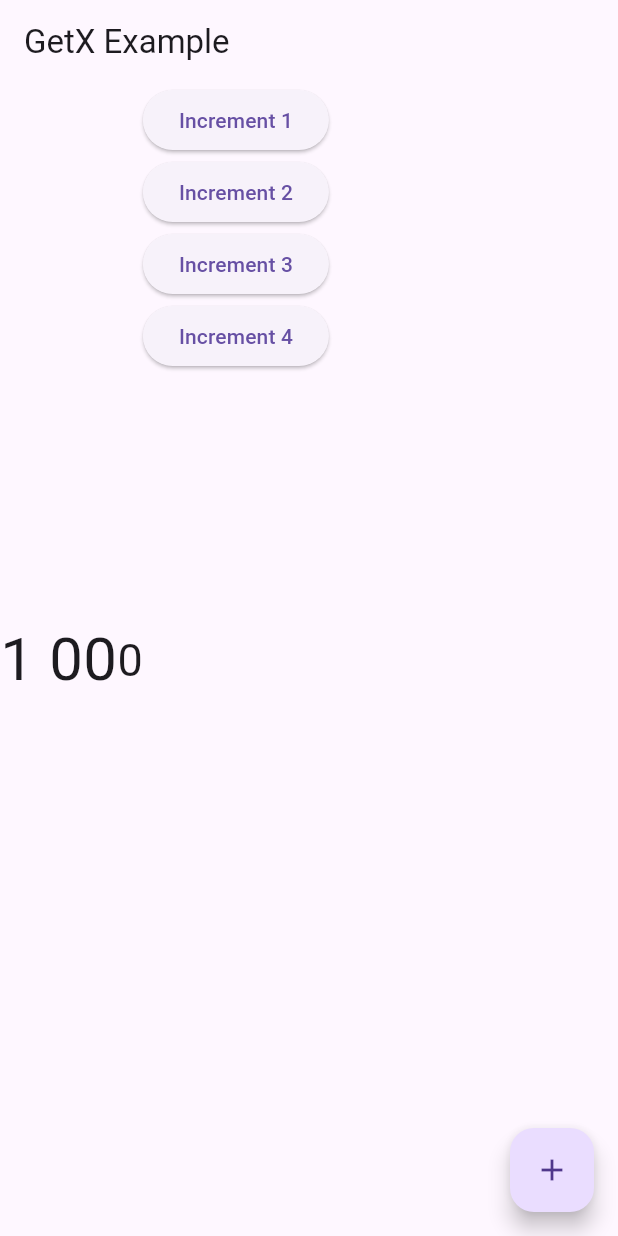
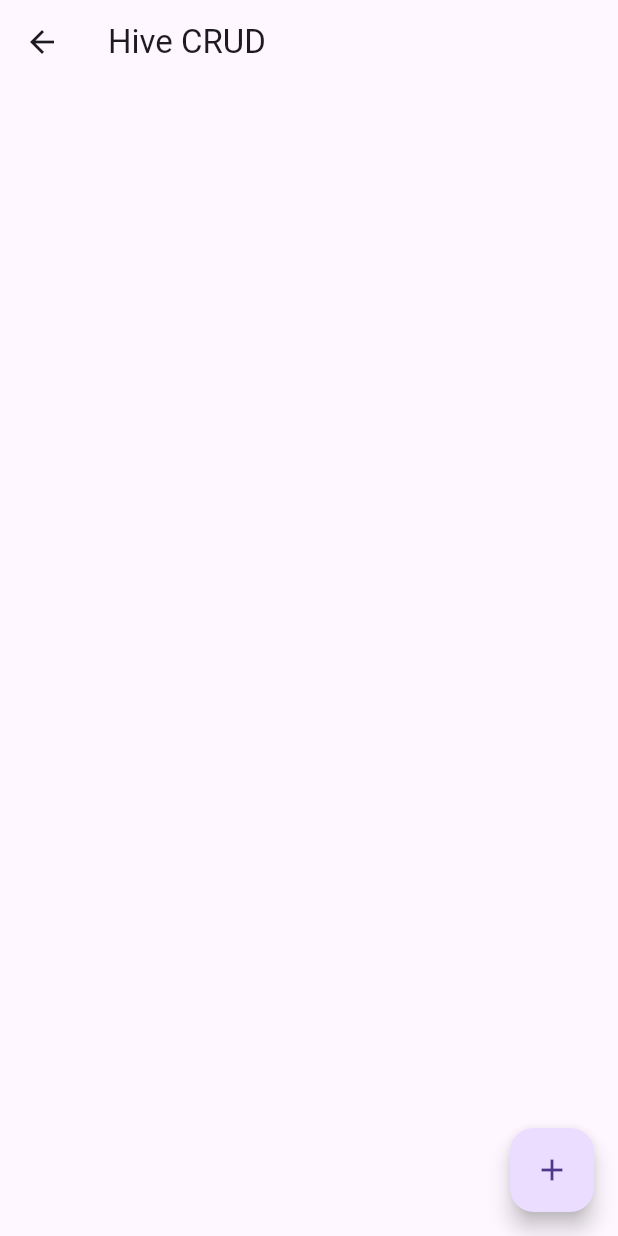
Before and after one commit to hasan972/cidi, a Flutter app: the screen it shows after launch, after a tap on the "add" icon, on a phone screen of 412 x 824 dp. Run offline on Flutter 3.47's test engine with Material 3 defaults, Android fonts, the phone set to English and light mode, and no system bars; our stand-ins replace get, hive, hive_flutter; accounts and stored records are empty.

Commit message:
This commit i add curd opertion using hive local database and getx statement management system

```diff
--- /dev/null
+++ b/lib/app/data/local/hive_service.dart
@@ -0,0 +1,9 @@
+import 'package:cidi/app/data/models/todo_model.dart';
+import 'package:hive/hive.dart';
+
+class HiveService {
+  static const String todoBox = 'todoBox';
+  static Future<Box<Todo>> openTodoBox() async {
+    return await Hive.openBox<Todo>(todoBox);
+  }
+}
--- /dev/null
+++ b/lib/app/data/models/todo_model.dart
@@ -0,0 +1,13 @@
+import 'package:hive/hive.dart';
+
+part 'todo_model.g.dart';
+
+@HiveType(typeId: 0)
+class Todo extends HiveObject {
+  @HiveField(0)
+  String title;
+  @HiveField(1)
+  bool isDone;
+
+  Todo({required this.title, this.isDone = false});
+}
--- a/lib/app/modules/binding/home_binding.dart
+++ b/lib/app/modules/home/binding/home_binding.dart
@@ -1,4 +1,5 @@
-import 'package:cidi/app/modules/controller/home_controller.dart';
+
+import 'package:cidi/app/modules/home/controller/home_controller.dart';
 import 'package:get/get.dart';
 
 class HomeBinding extends Bindings {
--- a/lib/app/modules/view/home_view.dart
+++ b/lib/app/modules/home/view/home_view.dart
@@ -1,4 +1,5 @@
-import 'package:cidi/app/modules/controller/home_controller.dart';
+
+import 'package:cidi/app/modules/home/controller/home_controller.dart';
 import 'package:flutter/material.dart';
 import 'package:get/get.dart';
 
@@ -81,7 +82,7 @@ class HomeView extends GetView<HomeController> {
 
       floatingActionButton: FloatingActionButton(
         onPressed: () {
-          controller.increment();
+          Get.toNamed('/todo');
         },
         child: Icon(Icons.add),
       ),
--- /dev/null
+++ b/lib/app/modules/todo/binding/todo_binding.dart
@@ -0,0 +1,10 @@
+import 'package:cidi/app/modules/todo/controller/todo_controller.dart';
+import 'package:get/get_core/src/get_main.dart';
+import 'package:get/get_instance/get_instance.dart';
+
+class TodoBinding extends Bindings {
+  @override
+  void dependencies() {
+    Get.lazyPut(() => TodoController());
+  }
+}
--- /dev/null
+++ b/lib/app/modules/todo/controller/todo_controller.dart
@@ -0,0 +1,42 @@
+import 'package:cidi/app/data/models/todo_model.dart';
+import 'package:get/get.dart';
+import 'package:hive/hive.dart';
+
+class TodoController extends GetxController {
+  late Box<Todo> todoBox;
+  var todos = <Todo>[].obs;
+
+  @override
+  void onInit() async {
+    super.onInit();
+    todoBox = await Hive.box<Todo>('todoBox');
+    loadTodos();
+  }
+
+  void loadTodos() {
+    todos.value = todoBox.values.toList();
+  }
+
+  void addTodo(String title) {
+    final todo = Todo(title: title);
+    todoBox.add(todo);
+    loadTodos();
+  }
+
+  void updateTodo(int index, String title) {
+    final todo = todos[index];
+    todo.title = title;
+    todo.save();
+    loadTodos();
+  }
+  void deleteTodo (int index){
+    todos[index].delete();
+    loadTodos();
+  }
+  void toggleTodoStatus(int index){
+    todos[index].isDone = !todos[index].isDone;
+    todos[index].save();
+    loadTodos();
+  }
+
+}
--- /dev/null
+++ b/lib/app/modules/todo/view/todo_view.dart
@@ -0,0 +1,63 @@
+import 'package:cidi/app/modules/todo/controller/todo_controller.dart';
+import 'package:flutter/material.dart';
+import 'package:get/get.dart';
+
+
+class TodoPage extends StatelessWidget {
+  final controller = Get.find<TodoController>();
+  final textCtrl = TextEditingController();
+
+  @override
+  Widget build(BuildContext context) {
+    return Scaffold(
+      appBar: AppBar(title: const Text('Hive CRUD')),
+      body: Obx(() => ListView.builder(
+            itemCount: controller.todos.length,
+            itemBuilder: (context, index) {
+              final todo = controller.todos[index];
+              return ListTile(
+                title: Text(
+                  todo.title,
+                  style: TextStyle(
+                      decoration:
+                          todo.isDone ? TextDecoration.lineThrough : null),
+                ),
+                leading: Checkbox(
+                  value: todo.isDone,
+                  onChanged: (_) => controller.toggleTodoStatus(index),
+                ),
+                trailing: IconButton(
+                  icon: const Icon(Icons.delete),
+                  onPressed: () => controller.deleteTodo(index),
+                ),
+                onTap: () {
+                  textCtrl.text = todo.title;
+                  Get.defaultDialog(
+                    title: "Update Todo",
+                    content: TextField(controller: textCtrl),
+                    onConfirm: () {
+                      controller.updateTodo(index, textCtrl.text);
+                      Get.back();
+                    },
+                  );
+                },
+              );
+            },
+          )),
+      floatingActionButton: FloatingActionButton(
+        child: const Icon(Icons.add),
+        onPressed: () {
+          textCtrl.clear();
+          Get.defaultDialog(
+            title: "Add Todo",
+            content: TextField(controller: textCtrl),
+            onConfirm: () {
+              controller.addTodo(textCtrl.text);
+              Get.back();
+            },
+          );
+        },
+      ),
+    );
+  }
+}
--- /dev/null
+++ b/lib/app/routes/app_pages.dart
@@ -0,0 +1,26 @@
+import 'package:cidi/app/modules/home/binding/home_binding.dart';
+import 'package:cidi/app/modules/home/view/home_view.dart';
+import 'package:cidi/app/modules/todo/binding/todo_binding.dart';
+import 'package:cidi/app/modules/todo/view/todo_view.dart';
+import 'package:get/get.dart';
+
+import 'app_routes.dart';
+
+class AppPages {
+  static final routes = [
+    GetPage(
+      name: AppRoutes.initialRoute,
+      page: () {
+        return HomeView();
+      },
+      binding: HomeBinding(),
+    ),
+    GetPage(
+      name: AppRoutes.todo,
+      page: () {
+        return TodoPage();
+      },
+      binding: TodoBinding(),
+    ),
+  ];
+}
--- a/lib/app/routes/app_routes.dart
+++ b/lib/app/routes/app_routes.dart
@@ -1,15 +1,10 @@
-import 'package:cidi/app/modules/binding/home_binding.dart';
-import 'package:cidi/app/modules/view/home_view.dart';
+import 'package:cidi/app/modules/home/binding/home_binding.dart';
+
+import 'package:cidi/app/modules/home/view/home_view.dart';
 import 'package:get/get_navigation/src/routes/get_route.dart';
 
 class AppRoutes {
   static final String initialRoute = '/home';
-  static final routs = [
+  static const todo = '/todo';
 
-    GetPage(
-      name:'/home',
-       page: ()=> HomeView(),
-       binding: HomeBinding(),
-    )
-  ];
 }
--- a/lib/main.dart
+++ b/lib/main.dart
@@ -1,9 +1,17 @@
-import 'package:cidi/app/modules/view/home_view.dart';
+
+import 'package:cidi/app/data/models/todo_model.dart';
+import 'package:cidi/app/routes/app_pages.dart';
 import 'package:cidi/app/routes/app_routes.dart';
 import 'package:flutter/material.dart';
 import 'package:get/get.dart';
+import 'package:hive/hive.dart';
+import 'package:hive_flutter/adapters.dart';
 
-void main() {
+void main() async{
+   WidgetsFlutterBinding.ensureInitialized();
+  await Hive.initFlutter();
+  Hive.registerAdapter(TodoAdapter());
+  await Hive.openBox<Todo>('todoBox');
   runApp(const MyApp());
 }
 
@@ -13,7 +21,7 @@ class MyApp extends StatelessWidget {
   Widget build(BuildContext context) {
     return GetMaterialApp(
       initialRoute: AppRoutes.initialRoute,
-      getPages: AppRoutes.routs,
+      getPages: AppPages.routes,
     );
   }
 }
--- a/pubspec.yaml
+++ b/pubspec.yaml
@@ -35,6 +35,9 @@ dependencies:
   # Use with the CupertinoIcons class for iOS style icons.
   cupertino_icons: ^1.0.8
   get: ^4.7.3
+  hive_flutter: ^1.1.0
+  hive: ^2.2.3
+  hive_generator: ^2.0.1
 
 dev_dependencies:
   flutter_test:
@@ -46,6 +49,7 @@ dev_dependencies:
   # package. See that file for information about deactivating specific lint
   # rules and activating additional ones.
   flutter_lints: ^5.0.0
+  build_runner: ^2.5.4
 
 # For information on the generic Dart part of this file, see the
 # following page: https://dart.dev/tools/pub/pubspec
```
Also changed, not shown: lib/app/data/models/todo_model.g.dart (added), lib/app/modules/home/controller/home_controller.dart (renamed from lib/app/modules/controller/home_controller.dart), pubspec.lock, 1 other file.
